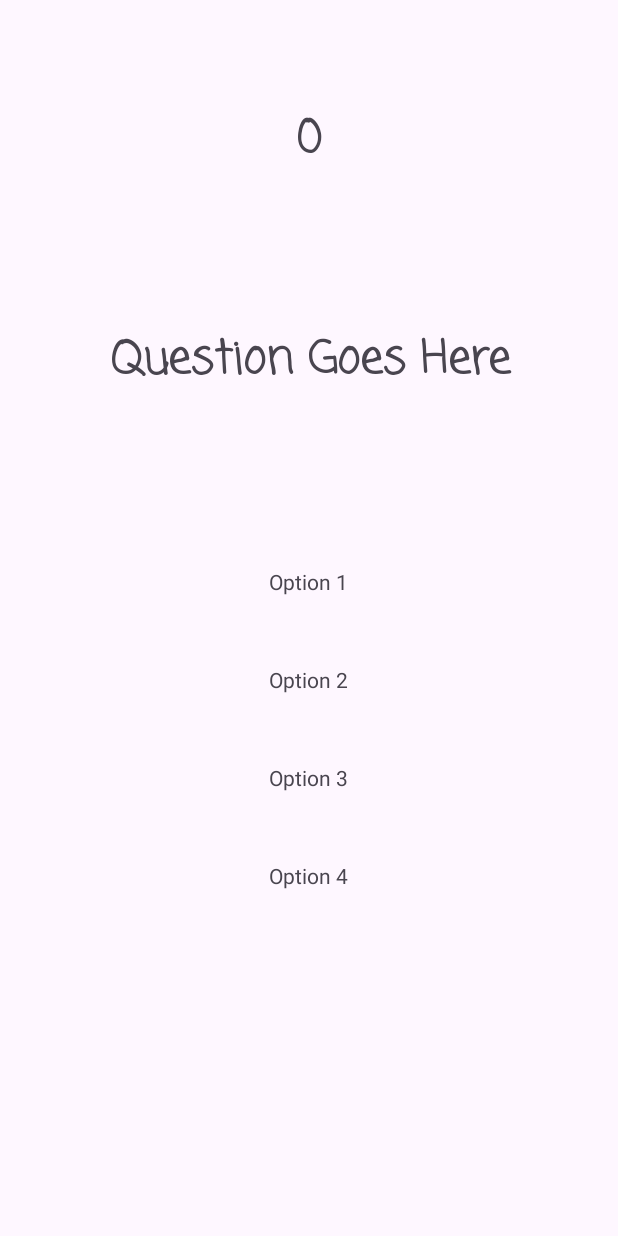
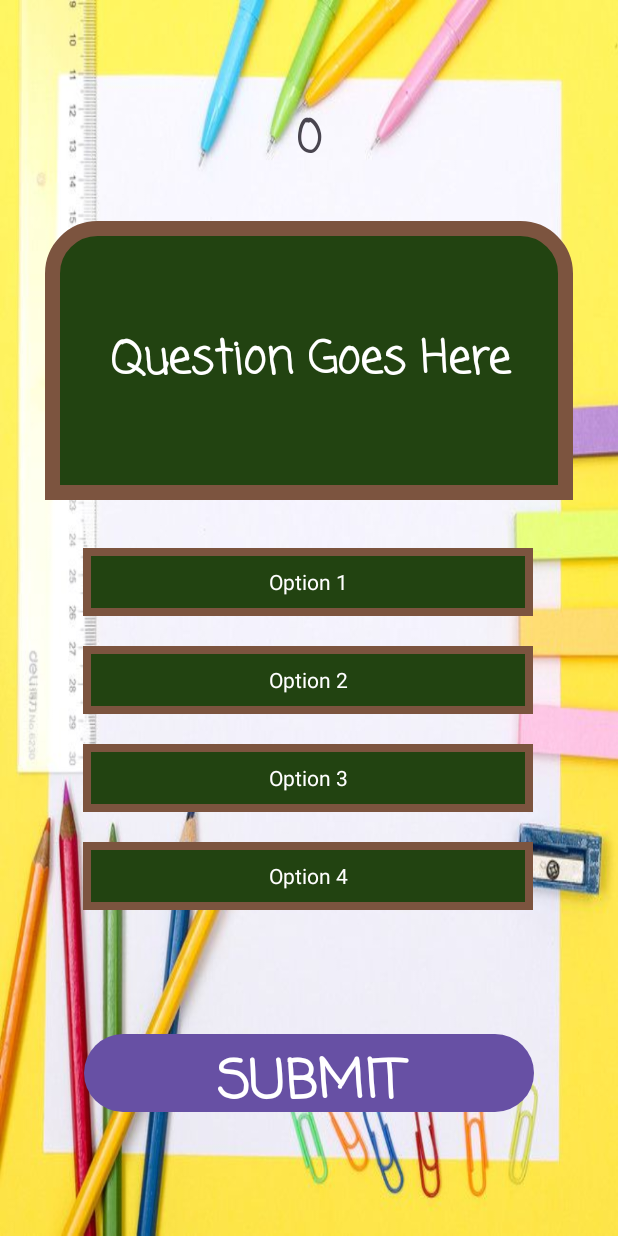
Before and after one commit to Jennifer-10982/TriviaQuestion, an Android app: the screen it shows after launch (Questionnaire_Page), after a tap on an icon or button, on a phone screen of 412 x 824 dp. Run offline under Robolectric (Android 15) with nearby library versions, the phone set to English and light mode, and no system bars; our stand-ins replace Volley; network calls fail.

Commit message:
Commit: Just need to do the for loop and unselect stuff and add images on selection

```diff
--- a/app/src/main/java/algonquin/cst2335/triviaquestion/Questionnaire_Page.java
+++ b/app/src/main/java/algonquin/cst2335/triviaquestion/Questionnaire_Page.java
@@ -5,8 +5,10 @@ import androidx.appcompat.app.AppCompatActivity;
 import androidx.lifecycle.ViewModelProvider;
 
 import android.content.Intent;
+import android.graphics.Color;
 import android.os.Bundle;
 import android.util.Log;
+import android.view.View;
 import android.widget.ArrayAdapter;
 import android.widget.TextView;
 import android.widget.Toast;
@@ -33,20 +35,27 @@ import algonquin.cst2335.triviaquestion.databinding.ActivityMainBinding;
 import algonquin.cst2335.triviaquestion.databinding.ActivityQuestionnairePageBinding;
 import algonquin.cst2335.triviaquestion.databinding.ListItemBinding;
 
-public class Questionnaire_Page extends AppCompatActivity {
+public class Questionnaire_Page extends AppCompatActivity implements View.OnClickListener {
     int counter = 0;
-    boolean answer;
+    String answer = null;
 
     private QuestionPageViewModel model;
     private ListItemBinding variableBinding;
 
     protected RequestQueue queue = null;
 
-    private ActivityQuestionnairePageBinding binding;
+//    private ActivityQuestionnairePageBinding binding;
 
     int number;
+    int i;
 
+    String question;
+    String correct_answer;
 
+    TextView option1;
+    TextView option2;
+    TextView option3;
+    TextView option4;
 
     @Override
     protected void onCreate(Bundle savedInstanceState) {
@@ -54,19 +63,14 @@ public class Questionnaire_Page extends AppCompatActivity {
 
         /*Creating a Volley Object that will connect to the server*/
         queue = Volley.newRequestQueue(this);
-
         setContentView(R.layout.activity_questionnaire_page);
-
-        binding= ActivityQuestionnairePageBinding.inflate(getLayoutInflater());
-        setContentView(binding.getRoot());
 
         variableBinding = ListItemBinding.inflate(getLayoutInflater());
         setContentView(variableBinding.getRoot());
 
-        /*---------------Start of loading Data into Page----------------------------*/
         number = convertCategoryToNumber();
         String stringURL ="";
-
+        /*---------------Start of loading Data into Page----------------------------*/
             try {
                 stringURL = new StringBuilder()
                         .append("https://opentdb.com/api.php?amount=10&category=")
@@ -75,6 +79,7 @@ public class Questionnaire_Page extends AppCompatActivity {
                         .append("&appid=7e943c97096a9784391a981c4d878b22").toString();
             } catch(UnsupportedEncodingException e){e.printStackTrace();}
 
+//         for (i = 0; i <= 10; i++){
             /*Using JsonObjectRequest to retrieve JSON data from stringURL using Volley*/
             JsonObjectRequest request = new JsonObjectRequest(Request.Method.GET, stringURL, null,
                     (response) -> {
@@ -85,8 +90,8 @@ public class Questionnaire_Page extends AppCompatActivity {
                             /*Use to retrieve a question object from the database*/
                             JSONObject questionObject = resultsArray.getJSONObject(0);
 
-                       String question = questionObject.getString("question");
-                       String correct_answer = questionObject.getString("correct_answer");
+                            question = questionObject.getString("question");
+                            correct_answer = questionObject.getString("correct_answer");
                             JSONArray incorrectAnsArray = questionObject.getJSONArray("incorrect_answers");
 
                             /*Converting the JsonArray incorrectAnsArray into a List
@@ -123,26 +128,27 @@ public class Questionnaire_Page extends AppCompatActivity {
                     (error )-> {});
             /*Adding HTTP request called request to the Volley request queue*/
             queue.add(request);
+       // }
+        /*---------------End of Loading Data into Page---------------------------------*/
 
-        /*---------------End of Loading Data into Page---------------------------------*/
+        option1 = variableBinding.option1;
+        option2 = variableBinding.option2;
+        option3 = variableBinding.option3;
+        option4 = variableBinding.option4;
+
+        option1.setOnClickListener(this);
+        option2.setOnClickListener(this);
+        option3.setOnClickListener(this);
+        option4.setOnClickListener(this);
 
         model = new ViewModelProvider(this).get(QuestionPageViewModel.class);
         variableBinding.points.setText(String.valueOf(model.display_points));
 
-
         /*Checks whether the answer is correct. If it is, then the points increase. If not, then points decrease.
          * A message is display to notify whether the answer is correct or not.*/
-        binding.submit.setOnClickListener(clk ->{
-            if (answer == true){
-                counter = counter + 30;
-                /*Converting the integer into a String*/
-                variableBinding.points.setText(Integer.toString(counter));
-                Toast.makeText(this, "Correct!", Toast.LENGTH_SHORT).show();
-            }else{
-                counter = counter - 10;
-                variableBinding.points.setText(Integer.toString(counter));
-                Toast.makeText(this, "Incorrect", Toast.LENGTH_SHORT).show();
-            };
+        variableBinding.submit.setOnClickListener(clk ->{
+            checker();
+//            i++;
         });
     }
 
@@ -163,4 +169,34 @@ public class Questionnaire_Page extends AppCompatActivity {
             return number = 25;
         }
 
+        /*Checks whether the user's choice was right or wrong*/
+    public void checker(){
+        if (answer.equals(correct_answer)){
+            counter = counter + 30;
+            /*Converting the integer into a String*/
+            variableBinding.points.setText(Integer.toString(counter));
+            Toast.makeText(this, "Correct!", Toast.LENGTH_SHORT).show();
+        }else{
+            counter = counter - 10;
+            variableBinding.points.setText(Integer.toString(counter));
+            Toast.makeText(this, "Incorrect", Toast.LENGTH_SHORT).show();
+        }
     };
+
+    /*Method use to store the selected choice*/
+    @Override
+    public void onClick(View v) {
+        if(v.getId() == R.id.option_1){
+            answer = variableBinding.option1.getText().toString();
+            variableBinding.option1.setBackgroundColor(Color.parseColor("#86cc55"));
+        } else if (v.getId() == R.id.option_2) {
+            answer = variableBinding.option2.getText().toString();
+            variableBinding.option1.setBackgroundColor(Color.parseColor("#86cc55"));
+        } else if (v.getId() == R.id.option_3) {
+            answer = variableBinding.option3.getText().toString();
+            variableBinding.option1.setBackgroundColor(Color.parseColor("#86cc55"));
+        } else
+            answer = variableBinding.option4.getText().toString();
+        variableBinding.option1.setBackgroundColor(Color.parseColor("#86cc55"));
+    }
+};
--- /dev/null
+++ b/app/src/main/res/drawable/boarder_2.xml
@@ -0,0 +1,6 @@
+<?xml version="1.0" encoding="utf-8"?>
+<shape xmlns:android="http://schemas.android.com/apk/res/android">
+    <solid android:color="#224311"></solid>
+    <stroke android:width="5dp" android:color="#7C543F"></stroke>
+<!--    <corners android:radius="8dp" android:color=""></corners>-->
+</shape>
--- /dev/null
+++ b/app/src/main/res/drawable/boarders.xml
@@ -0,0 +1,7 @@
+<?xml version="1.0" encoding="utf-8"?>
+<shape xmlns:android="http://schemas.android.com/apk/res/android">
+<!--Reference: https://www.youtube.com/watch?v=MeCjfgR86MU-->
+    <solid android:color="#224311"></solid>
+    <stroke android:width="10dp" android:color="#7C543F"></stroke>
+    <corners android:topLeftRadius="30dp" android:topRightRadius="30dp" ></corners>
+</shape>
--- a/app/src/main/res/layout/list_item.xml
+++ b/app/src/main/res/layout/list_item.xml
@@ -3,7 +3,9 @@
     xmlns:app="http://schemas.android.com/apk/res-auto"
     xmlns:tools="http://schemas.android.com/tools"
     android:layout_width="match_parent"
-    android:layout_height="match_parent">
+    android:layout_height="match_parent"
+    android:background="@drawable/background_question"
+    >
 
     <TextView
         android:id="@+id/points"
@@ -30,8 +32,10 @@
         android:fontFamily="casual"
         android:gravity="center"
         android:text="Question Goes Here"
+        android:textColor="@color/white"
         android:textSize="30dp"
         android:textStyle="bold"
+        android:background="@drawable/boarders"
         app:layout_constraintEnd_toEndOf="parent"
         app:layout_constraintStart_toStartOf="parent"
         app:layout_constraintTop_toBottomOf="@+id/points" />
@@ -43,6 +47,9 @@
         android:layout_marginTop="32dp"
         android:gravity="center"
         android:text="Option 1"
+        android:onClick="onClick"
+        android:background="@drawable/boarder_2"
+        android:textColor="@color/white"
         app:layout_constraintEnd_toEndOf="parent"
         app:layout_constraintHorizontal_bias="0.493"
         app:layout_constraintStart_toStartOf="parent"
@@ -55,6 +62,9 @@
         android:layout_marginTop="20dp"
         android:gravity="center"
         android:text="Option 2"
+        android:onClick="onClick"
+        android:background="@drawable/boarder_2"
+        android:textColor="@color/white"
         app:layout_constraintStart_toStartOf="@+id/option_1"
         app:layout_constraintTop_toBottomOf="@+id/option_1" />
 
@@ -65,6 +75,9 @@
         android:layout_marginTop="20dp"
         android:gravity="center"
         android:text="Option 3"
+        android:onClick="onClick"
+        android:background="@drawable/boarder_2"
+        android:textColor="@color/white"
         app:layout_constraintStart_toStartOf="@+id/option_2"
         app:layout_constraintTop_toBottomOf="@+id/option_2" />
 
@@ -75,7 +88,23 @@
         android:layout_marginTop="20dp"
         android:gravity="center"
         android:text="Option 4"
+        android:onClick="onClick"
+        android:background="@drawable/boarder_2"
+        android:textColor="@color/white"
         app:layout_constraintStart_toStartOf="@+id/option_3"
         app:layout_constraintTop_toBottomOf="@+id/option_3" />
 
+    <Button
+        android:id="@+id/submit"
+        android:layout_width="300dp"
+        android:layout_height="60dp"
+        android:fontFamily="casual"
+        android:text="@string/submit"
+        android:textSize="35dp"
+        android:textStyle="bold"
+        app:layout_constraintBottom_toBottomOf="parent"
+        app:layout_constraintEnd_toEndOf="parent"
+        app:layout_constraintStart_toStartOf="parent"
+        app:layout_constraintTop_toBottomOf="@+id/option_4" />
+
 </androidx.constraintlayout.widget.ConstraintLayout>
```
Also changed, not shown: app/src/main/res/layout/activity_main.xml (+13 -7 lines), app/src/main/res/drawable/background_question.jpg (added), app/src/main/res/drawable/menu.jpg (added). Lines whose indentation alone changed are shown as unchanged.
